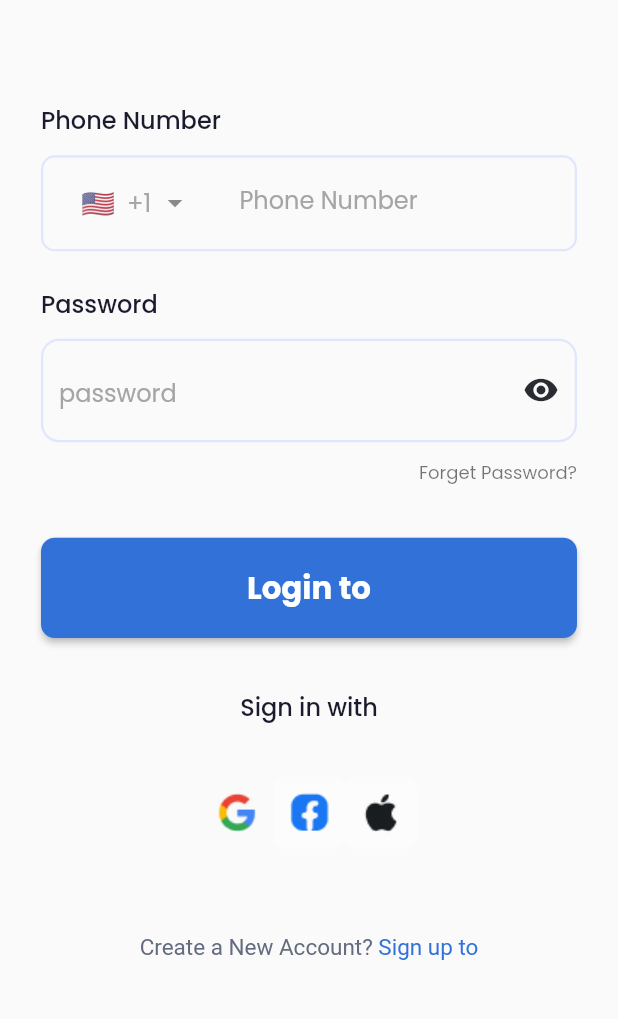
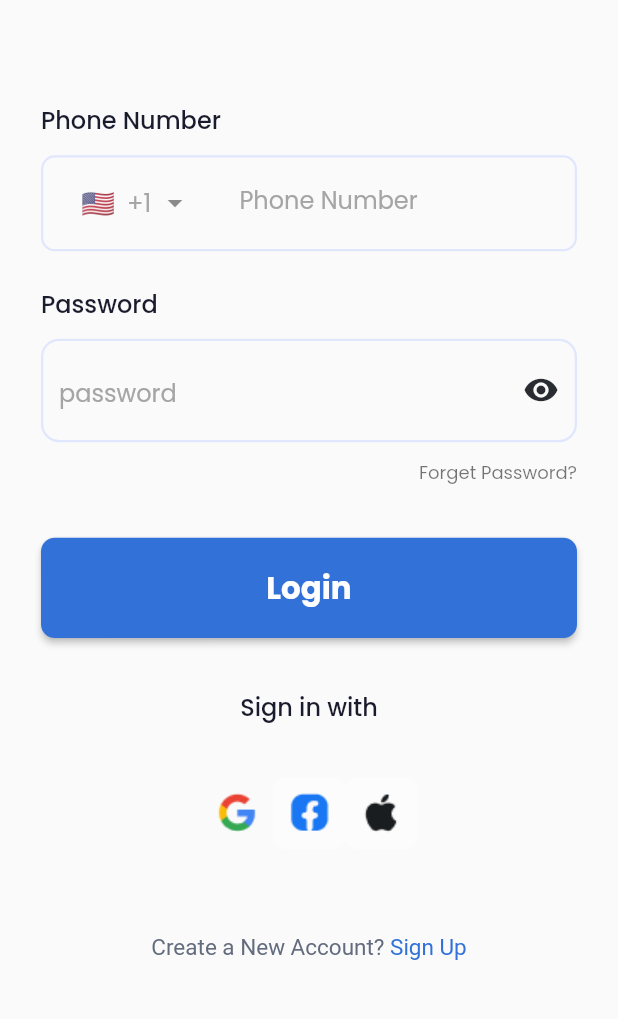
Before and after one commit to SaraNajjar/sparky, a Flutter app: the SignInScreen screen opened by its route, on a phone screen of 412 x 824 dp, the part 169-1188 px from its top. Run offline on Flutter 3.47's test engine with Material 2 defaults, Android fonts, the phone set to English and light mode, and no system bars; drawn by our look-alikes of intl_phone_field; our stand-ins replace dartz, equatable, firebase_core, flutter_screenutil, get, get_storage and 2 more; accounts and stored records are empty.

Commit message:
add texts

```diff
--- a/lib/core/helper/app_texts.dart
+++ b/lib/core/helper/app_texts.dart
@@ -7,8 +7,10 @@ static const onBoardTitle3='onBoardTitle3';
 static const onBoardDes1='onBoardDes1';
 static const onBoardDes2='onBoardDes2';
 static const onBoardDes3='onBoardDes3';
-static const logIn='loginTo';
+static const loginTo='loginTo';
+static const signUpTo='signUpTo';
 static const signUp='signUp';
+static const login='login';
 static const phoneNumber='phoneNumber';
 static const email ='email ';
 static const password='password';
--- a/lib/core/translation/english.dart
+++ b/lib/core/translation/english.dart
@@ -9,8 +9,10 @@ const  Map<String, String> en ={
   AppTexts.onBoardDes1: "Finding the right service provider for your needs has never been easier.",
   AppTexts.onBoardDes2: "You can easily manage your jobs and requests in one place.",
   AppTexts.onBoardDes3: "Contact customer support for any questions or issues!",
-  AppTexts.logIn: "Login to",
-  AppTexts.signUp: "Sign up to",
+  AppTexts.loginTo: "Login to",
+  AppTexts.signUpTo: "Sign up to",
+  AppTexts.login: "Login",
+  AppTexts.signUp: "Sign Up",
   AppTexts.phoneNumber: "Phone Number",
   AppTexts.email: "Email",
   AppTexts.password: "Password",
--- a/lib/module/auth/sign_in_screen.dart
+++ b/lib/module/auth/sign_in_screen.dart
@@ -32,7 +32,7 @@ class SignInScreen extends GetView<AuthController> {
                   height: AppSizes.space40.h,
                 ),
                 RichText(text: TextSpan(
-                  text: AppTexts.logIn.tr, style:ThemeApp.getTextTheme().displayLarge?.copyWith(
+                  text: AppTexts.loginTo.tr, style:ThemeApp.getTextTheme().displayLarge?.copyWith(
                     color: AppColors.textPrimaryColor
                 ),
                   children: [
@@ -134,7 +134,7 @@ class SignInScreen extends GetView<AuthController> {
                 DefaultSpacer(
                   height: AppSizes.space24.h,
                 ),
-                DefaultButton(text: AppTexts.logIn),
+                DefaultButton(text: AppTexts.login),
                 DefaultSpacer(
                   height: AppSizes.space24.h,
                 ),
```
